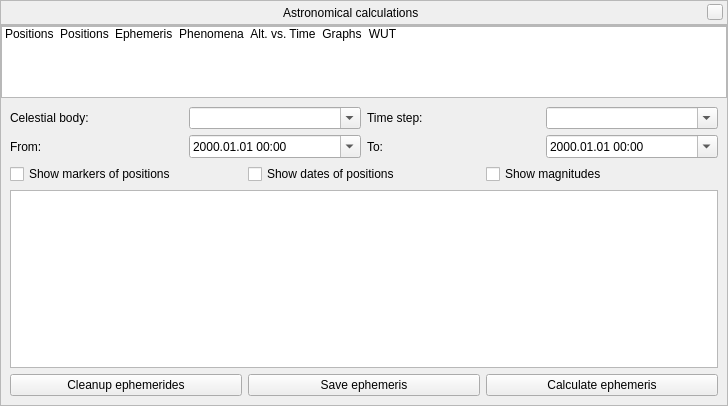
Qt form src/gui/astroCalcDialog.ui (519984307/stellarium_src) before a commit.
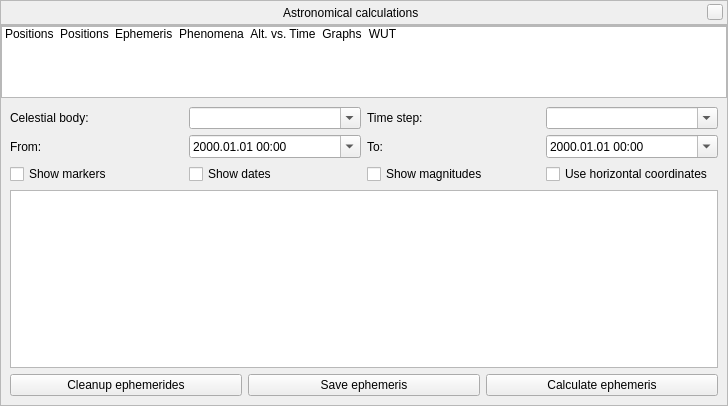
The same form after that commit. The open tabs and pages were chosen to show the change. Icons and pictures are not drawn. Custom widgets are drawn as their Qt base class.

Commit message: AstroCalc/Ephemeris can use horizontal coordinates also - welcome to analemma :)

What changed in the file:
```diff
--- a/src/gui/astroCalcDialog.ui
+++ b/src/gui/astroCalcDialog.ui
@@ -653,7 +653,7 @@
                <string>Show markers of positions of the current celestial body on the sky</string>
               </property>
               <property name="text">
-               <string>Show markers of positions</string>
+               <string>Show markers</string>
               </property>
              </widget>
             </item>
@@ -663,7 +663,7 @@
                <string>Show dates of positions of current celestial body near markers</string>
               </property>
               <property name="text">
-               <string>Show dates of positions</string>
+               <string>Show dates</string>
               </property>
              </widget>
             </item>
@@ -674,6 +674,13 @@
               </property>
              </widget>
             </item>
+            <item>
+             <widget class="QCheckBox" name="ephemerisHorizontalCoordinatesCheckBox">
+              <property name="text">
+               <string>Use horizontal coordinates</string>
+              </property>
+             </widget>
+            </item>
            </layout>
           </item>
          </layout>
```
Left out of the diff: 3 changed lines with no effect on the pictures. The commit also changes 4 other files.
